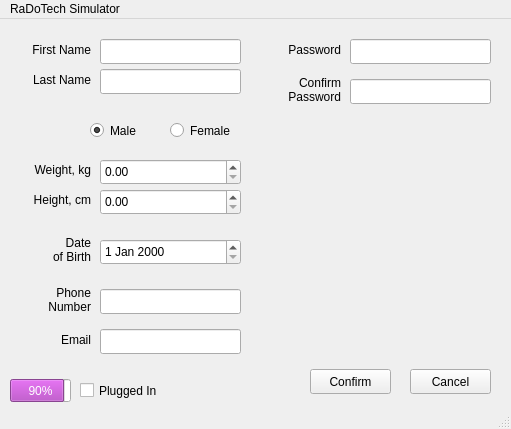
Qt form profilewindow.ui (Matt-desousa/COMP3004-FinalProject) before a commit.
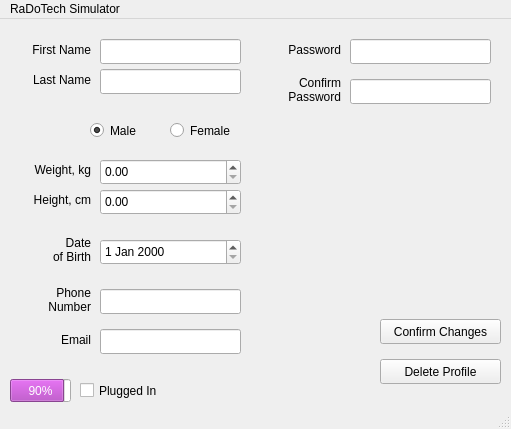
The same form after that commit.

The edit to the form file:
```diff
--- a/profilewindow.ui
+++ b/profilewindow.ui
@@ -324,19 +324,6 @@
      <double>1000.000000000000000</double>
     </property>
    </widget>
-   <widget class="QPushButton" name="btnCancel">
-    <property name="geometry">
-     <rect>
-      <x>410</x>
-      <y>350</y>
-      <width>81</width>
-      <height>25</height>
-     </rect>
-    </property>
-    <property name="text">
-     <string>Cancel</string>
-    </property>
-   </widget>
    <widget class="QRadioButton" name="rbtnFemale">
     <property name="geometry">
      <rect>
@@ -422,14 +409,27 @@
    <widget class="QPushButton" name="btnConfirm">
     <property name="geometry">
      <rect>
-      <x>310</x>
-      <y>350</y>
-      <width>81</width>
+      <x>380</x>
+      <y>300</y>
+      <width>121</width>
       <height>25</height>
      </rect>
     </property>
     <property name="text">
-     <string>Confirm</string>
+     <string>Confirm Changes</string>
+    </property>
+   </widget>
+   <widget class="QPushButton" name="btnDeleteProfile">
+    <property name="geometry">
+     <rect>
+      <x>380</x>
+      <y>340</y>
+      <width>121</width>
+      <height>25</height>
+     </rect>
+    </property>
+    <property name="text">
+     <string>Delete Profile</string>
     </property>
    </widget>
   </widget>
```
